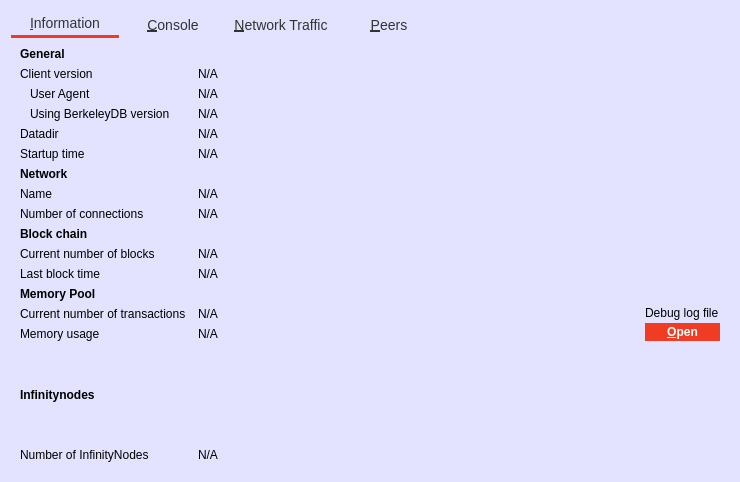
The window that src/qt/forms/debugwindow.ui (hardwarewise/SIN-core) describes before a commit, drawn with Qt 5.
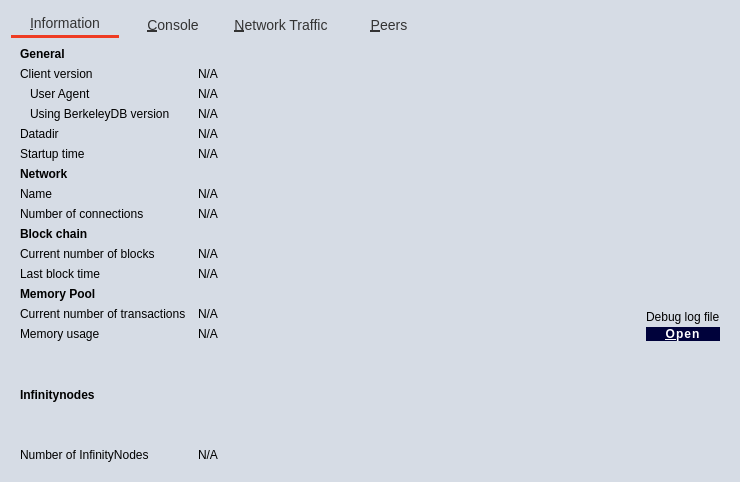
The same window after the commit. Icons and pictures are not drawn. Custom widgets are drawn as their Qt base class.

What changed in the file:
```diff
--- a/src/qt/forms/debugwindow.ui
+++ b/src/qt/forms/debugwindow.ui
@@ -15,7 +15,7 @@
   </property>
   <property name="styleSheet">
    <string notr="true"> QWidget#RPCConsole {
-background-color: #E3E3FF;
+background-color: #D6DCE5;
 
 }
 QTabWidget {
@@ -109,12 +109,15 @@
 }
 
 QWidget#RPCConsole QPushButton#openDebugLogfileButton { /* Open Debug File Button */
-  background-color: #EF3C23;
-  border: 2px solid #EF3C23;
-  color: #ffffff;
-  padding-left: 20px;
-  padding-right: 20px;
-font-size: 12px;
+  background-color: #00023B;
+	background-repeat: no-repeat;
+    background-size: 1000% 1000%;
+ 	padding: 0.85em 2em;
+	font-family: &quot;Montserrat&quot;;
+	letter-spacing: 1px;
+	border: 0;
+	color: #ffffff;
+	font-size: 12px;
 	font-weight: bold;
 	border-radius: 19px;
 	text-transform: uppercase;
```
Left out of the diff: 5 changed lines with no effect on the pictures.
